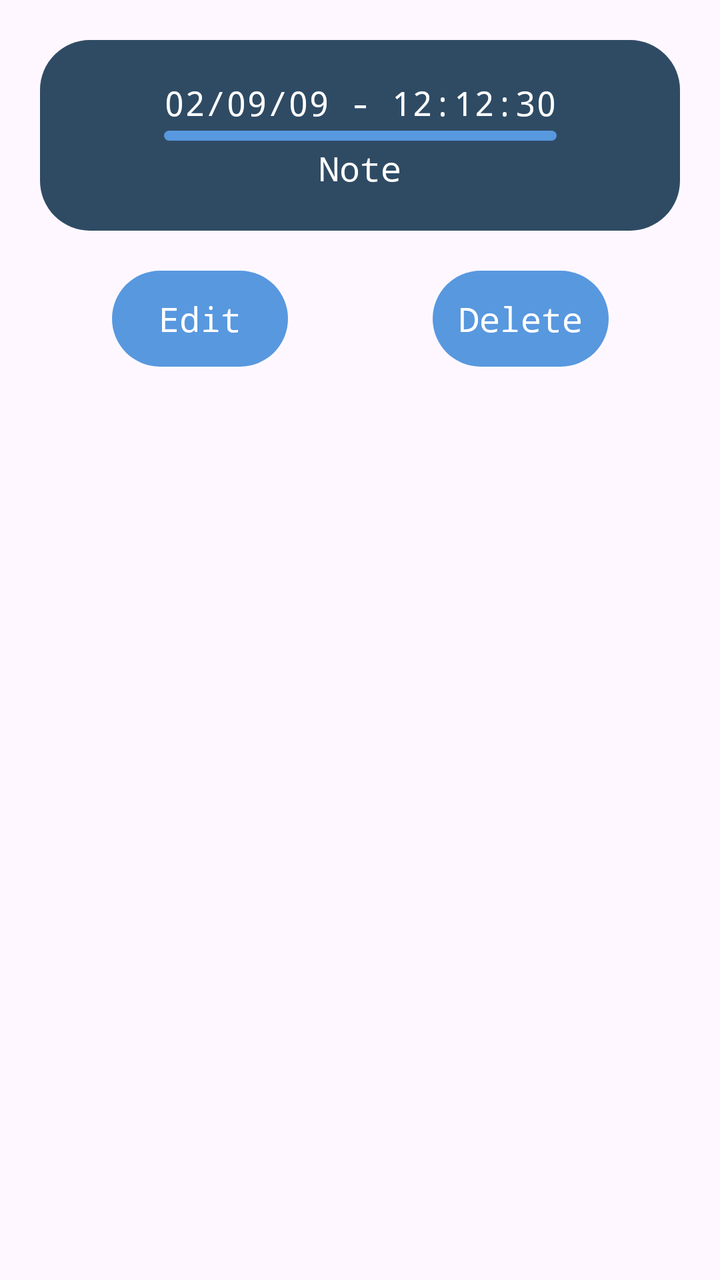
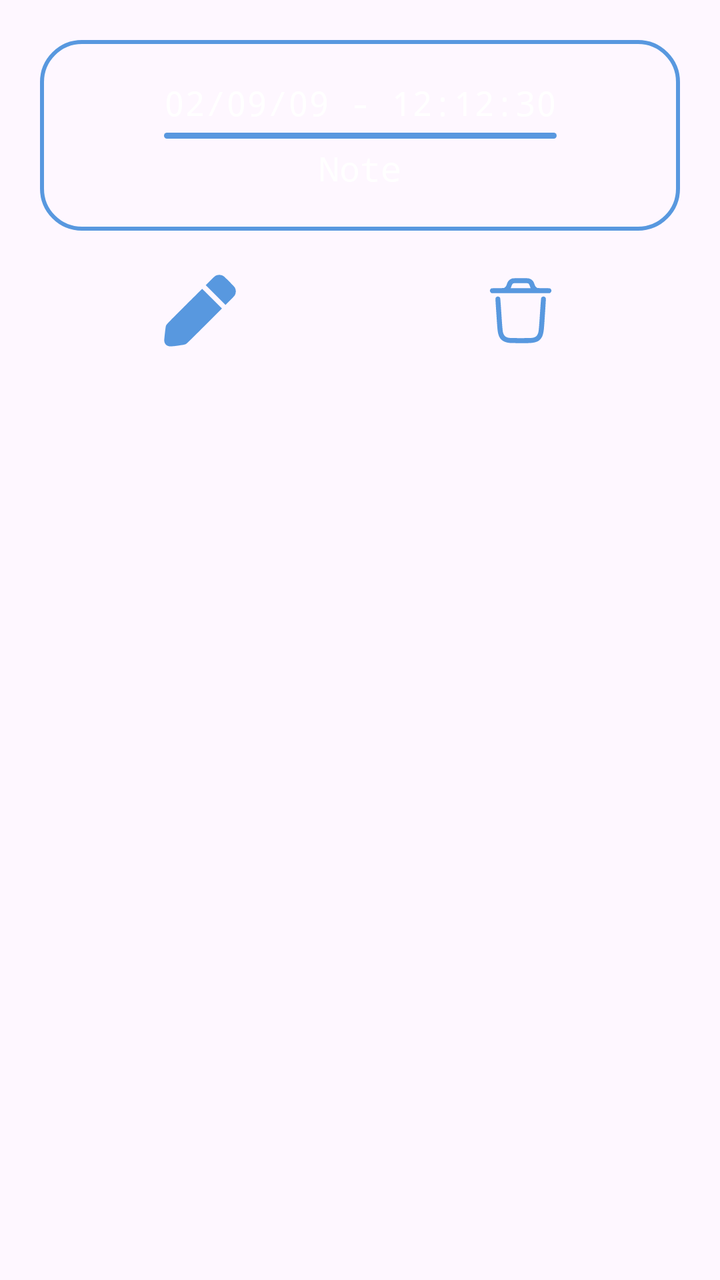

The first picture is an Android layout as it rendered before a commit; the second is the same layout after the commit. The layout source and the unified diff follow.
<!-- AndroidManifest.xml: application theme Theme.NowiLock -->
<!-- res/layout/recy_logs.xml -->
<?xml version="1.0" encoding="utf-8"?>
<androidx.constraintlayout.widget.ConstraintLayout xmlns:android="http://schemas.android.com/apk/res/android"
    android:layout_width="match_parent"
    android:layout_height="match_parent"
    xmlns:app="http://schemas.android.com/apk/res-auto">

    <View
        android:layout_width="match_parent"
        android:layout_height="200dp"
        />

    <androidx.constraintlayout.widget.ConstraintLayout
        android:id="@+id/all"
        android:layout_width="320dp"
        android:layout_height="wrap_content"
        android:background="@drawable/border_25"
        android:backgroundTint="@color/blue_oscuro"
        app:layout_constraintEnd_toEndOf="parent"
        app:layout_constraintStart_toStartOf="parent"
        app:layout_constraintTop_toTopOf="parent"
        android:layout_marginTop="20dp"
        >

        <TextView
            android:id="@+id/log"
            android:layout_width="wrap_content"
            android:layout_height="wrap_content"
            app:layout_constraintTop_toTopOf="parent"
            app:layout_constraintEnd_toEndOf="parent"
            app:layout_constraintStart_toStartOf="parent"
            android:layout_marginTop="20dp"
            android:text="02/09/09 - 12:12:30"
            android:textSize="17dp"
            android:textColor="@color/white"
            android:maxLines="1"
            android:gravity="center"
            android:fontFamily="monospace"
            />

        <View
            android:layout_width="0dp"
            android:layout_height="5dp"
            app:layout_constraintEnd_toEndOf="@id/log"
            app:layout_constraintStart_toStartOf="@id/log"
            app:layout_constraintTop_toBottomOf="@id/log"
            app:layout_constraintBottom_toTopOf="@id/note"
            android:background="@drawable/border_25"
            android:backgroundTint="@color/blue_nowi"
            />

        <TextView
            android:id="@+id/note"
            android:layout_width="200dp"
            android:layout_height="wrap_content"
            android:fontFamily="monospace"
            app:layout_constraintTop_toBottomOf="@id/log"
            app:layout_constraintEnd_toEndOf="parent"
            app:layout_constraintStart_toStartOf="parent"
            app:layout_constraintBottom_toBottomOf="parent"
            android:layout_marginBottom="20dp"
            android:layout_marginTop="10dp"
            android:text="Note"
            android:textSize="17dp"
            android:textColor="@color/white"
            android:gravity="center"
            />
    </androidx.constraintlayout.widget.ConstraintLayout>

    <View
        android:id="@+id/center"
        android:layout_width="1dp"
        android:layout_height="1dp"
        app:layout_constraintEnd_toEndOf="@id/all"
        app:layout_constraintStart_toStartOf="@id/all"
        />

    <androidx.appcompat.widget.AppCompatButton
        android:id="@+id/edit"
        android:layout_width="wrap_content"
        android:layout_height="wrap_content"
        android:background="@drawable/border_25"
        android:backgroundTint="@color/blue_nowi"
        android:textColor="@color/white"
        android:textAllCaps="false"
        app:layout_constraintStart_toStartOf="@id/all"
        app:layout_constraintTop_toBottomOf="@id/all"
        app:layout_constraintEnd_toStartOf="@id/center"
        android:layout_marginTop="20dp"
        android:text="Edit"
        android:textSize="17dp"
        android:fontFamily="monospace"
        />

    <androidx.appcompat.widget.AppCompatButton
        android:id="@+id/delete"
        android:layout_width="wrap_content"
        android:layout_height="wrap_content"
        android:background="@drawable/border_25"
        android:backgroundTint="@color/blue_nowi"
        android:textColor="@color/white"
        android:textAllCaps="false"
        app:layout_constraintEnd_toEndOf="@id/all"
        app:layout_constraintTop_toBottomOf="@id/all"
        app:layout_constraintStart_toEndOf="@id/center"
        android:layout_marginTop="20dp"
        android:text="Delete"
        android:textSize="17dp"
        android:fontFamily="monospace"
        />

</androidx.constraintlayout.widget.ConstraintLayout>
<!-- resources referenced by this layout -->
<resources>
  <color name="blue_nowi">#5898df</color>
  <color name="blue_oscuro">#2f4b64</color>
  <color name="white">#FFFFFFFF</color>
  <!-- drawable border_25 (drawable) -->
  <?xml version="1.0" encoding="utf-8"?>
  <shape xmlns:android="http://schemas.android.com/apk/res/android">
  
      <corners android:radius="25dp"/>
  </shape>
  <style name="Theme.NowiLock" parent="Base.Theme.NowiLock" />
  <style name="Base.Theme.NowiLock" parent="Theme.Material3.DayNight.NoActionBar">
          
          
      </style>
</resources>

<!-- the commit's change to res/layout/recy_logs.xml (unified diff, before → after) -->
@@ -13,8 +13,7 @@
         android:id="@+id/all"
         android:layout_width="320dp"
         android:layout_height="wrap_content"
-        android:background="@drawable/border_25"
-        android:backgroundTint="@color/blue_oscuro"
+        android:background="@drawable/stroke_blue"
         app:layout_constraintEnd_toEndOf="parent"
         app:layout_constraintStart_toStartOf="parent"
         app:layout_constraintTop_toTopOf="parent"
@@ -39,7 +38,7 @@
 
         <View
             android:layout_width="0dp"
-            android:layout_height="5dp"
+            android:layout_height="3dp"
             app:layout_constraintEnd_toEndOf="@id/log"
             app:layout_constraintStart_toStartOf="@id/log"
             app:layout_constraintTop_toBottomOf="@id/log"
@@ -74,38 +73,26 @@
         app:layout_constraintStart_toStartOf="@id/all"
         />
 
-    <androidx.appcompat.widget.AppCompatButton
+    <com.google.android.material.imageview.ShapeableImageView
         android:id="@+id/edit"
         android:layout_width="wrap_content"
         android:layout_height="wrap_content"
-        android:background="@drawable/border_25"
-        android:backgroundTint="@color/blue_nowi"
-        android:textColor="@color/white"
-        android:textAllCaps="false"
+        android:src="@drawable/edit"
         app:layout_constraintStart_toStartOf="@id/all"
         app:layout_constraintTop_toBottomOf="@id/all"
         app:layout_constraintEnd_toStartOf="@id/center"
         android:layout_marginTop="20dp"
-        android:text="Edit"
-        android:textSize="17dp"
-        android:fontFamily="monospace"
         />
 
-    <androidx.appcompat.widget.AppCompatButton
+    <com.google.android.material.imageview.ShapeableImageView
         android:id="@+id/delete"
         android:layout_width="wrap_content"
         android:layout_height="wrap_content"
-        android:background="@drawable/border_25"
-        android:backgroundTint="@color/blue_nowi"
-        android:textColor="@color/white"
-        android:textAllCaps="false"
+        android:src="@drawable/delete"
         app:layout_constraintEnd_toEndOf="@id/all"
         app:layout_constraintTop_toBottomOf="@id/all"
         app:layout_constraintStart_toEndOf="@id/center"
         android:layout_marginTop="20dp"
-        android:text="Delete"
-        android:textSize="17dp"
-        android:fontFamily="monospace"
         />
 
 </androidx.constraintlayout.widget.ConstraintLayout>
<!-- resource entries referenced after the edit -->
@@ -1,13 +1,36 @@
 <!-- resources referenced by this layout -->
 <resources>
   <color name="blue_nowi">#5898df</color>
-  <color name="blue_oscuro">#2f4b64</color>
   <color name="white">#FFFFFFFF</color>
   <!-- drawable border_25 (drawable) -->
   <?xml version="1.0" encoding="utf-8"?>
   <shape xmlns:android="http://schemas.android.com/apk/res/android">
   
       <corners android:radius="25dp"/>
+  </shape>
+  <!-- drawable delete (drawable) -->
+  <vector xmlns:android="http://schemas.android.com/apk/res/android" android:height="40dp" android:viewportHeight="512" android:viewportWidth="512" android:width="40dp">
+        
+      <path android:fillColor="@color/blue_nowi" android:pathData="M203.1,49.6c-8.3,2.2 -16.5,7.1 -22.4,13.3 -6.4,6.6 -9.2,12 -13.6,25.3 -3.6,10.8 -8.3,17.3 -15.5,21.1 -4,2.1 -5.3,2.2 -43.3,2.7 -37.8,0.5 -39.3,0.6 -42,2.6 -9.8,7.3 -9.8,19.5 0,26.8l2.8,2.1 186.9,-0 186.9,-0 2.8,-2.1c9.8,-7.3 9.8,-19.5 0,-26.8 -2.7,-2 -4.2,-2.1 -42,-2.6 -38,-0.5 -39.3,-0.6 -43.3,-2.7 -7.2,-3.8 -11.9,-10.3 -15.5,-21.1 -4.4,-13.3 -7.2,-18.7 -13.6,-25.3 -6.1,-6.4 -14.1,-11.1 -22.8,-13.4 -8.5,-2.2 -97.2,-2.1 -105.4,0.1zM304,81.8c4.6,2.2 7.3,6.5 10.6,16.5 1.5,4.5 3.3,9.4 4.1,10.9l1.4,2.8 -64.1,-0 -64.1,-0 1.4,-2.8c0.8,-1.5 2.6,-6.4 4.1,-10.9 3.3,-9.8 5.9,-14 10.6,-16.4 3.2,-1.8 6.6,-1.9 48,-1.9 40.4,-0 44.8,0.2 48,1.8z" android:strokeColor="#00000000"/>
+        
+      <path android:fillColor="@color/blue_nowi" android:pathData="M105.5,166.1c-1.6,0.4 -4.3,2 -5.9,3.5 -6.2,5.8 -6.2,0.4 0.4,99.1 7,105 7.8,113.5 11.4,130.9 8,38.1 28.9,56.7 70.1,62.5 11.7,1.6 112.8,2.4 134,1 37.3,-2.5 56.4,-10.3 70.1,-28.5 8.6,-11.3 13,-23.1 16.3,-42.7 3,-17.8 3.5,-24 10.1,-123.1 4.5,-67.3 5.7,-90.4 4.9,-92.5 -1.6,-4.3 -6.9,-9.2 -11.1,-10.4 -7.1,-1.9 -15.7,2.2 -18.4,8.7 -1,2.3 -3.3,31.2 -7.4,93.1 -7.2,108.1 -8.3,119.2 -12.7,132.8 -4.1,12.9 -11.6,21.6 -21.9,25.5 -13.7,5.1 -20,5.5 -89.4,5.5 -69.4,-0 -75.7,-0.4 -89.4,-5.5 -10.3,-3.9 -17.8,-12.6 -21.9,-25.5 -4.4,-13.6 -5.5,-24.7 -12.7,-132.8 -4.1,-61.4 -6.4,-90.8 -7.4,-93 -1.7,-4.1 -4.5,-6.5 -9.3,-8.3 -4.4,-1.5 -5.6,-1.6 -9.8,-0.3z" android:strokeColor="#00000000"/>
+      
+  </vector>
+  <!-- drawable edit (drawable) -->
+  <vector xmlns:android="http://schemas.android.com/apk/res/android" android:height="40dp" android:viewportHeight="512" android:viewportWidth="512" android:width="40dp">
+        
+      <path android:fillColor="@color/blue_nowi" android:pathData="M364,29.3c-3.6,1.2 -8.8,3.6 -11.5,5.4 -2.8,1.8 -17.4,15.6 -32.5,30.8l-27.5,27.5 63.3,63.2 63.2,63.3 27.1,-27c15.3,-15.2 28.8,-29.6 31,-32.9 10.1,-15.3 10.6,-36.2 1.4,-52.3 -3.7,-6.4 -64.1,-67.3 -71.9,-72.4 -12.2,-8 -29.1,-10.2 -42.6,-5.6z" android:strokeColor="#00000000"/>
+        
+      <path android:fillColor="@color/blue_nowi" android:pathData="M156.8,228.7c-119.8,120 -116.3,116.2 -119.7,128.9 -2.1,7.8 -10.3,83.6 -9.8,91.4 0.9,17.8 13.8,31.8 32.4,35.2 5,0.9 11.7,0.4 46.8,-3.6 45.7,-5.2 48.3,-5.6 57.5,-9.9 6,-2.9 14.4,-11 119.5,-115.9l113,-112.8 -63,-63c-34.6,-34.6 -63.2,-63 -63.5,-63 -0.3,-0 -51.2,50.7 -113.2,112.7z" android:strokeColor="#00000000"/>
+      
+  </vector>
+  <!-- drawable stroke_blue (drawable) -->
+  <?xml version="1.0" encoding="utf-8"?>
+  <shape xmlns:android="http://schemas.android.com/apk/res/android">
+  
+     <stroke android:width="2dp" android:color="@color/blue_nowi"/>
+      <corners android:radius="20dp"/>
+  
   </shape>
   <style name="Theme.NowiLock" parent="Base.Theme.NowiLock" />
   <style name="Base.Theme.NowiLock" parent="Theme.Material3.DayNight.NoActionBar">
